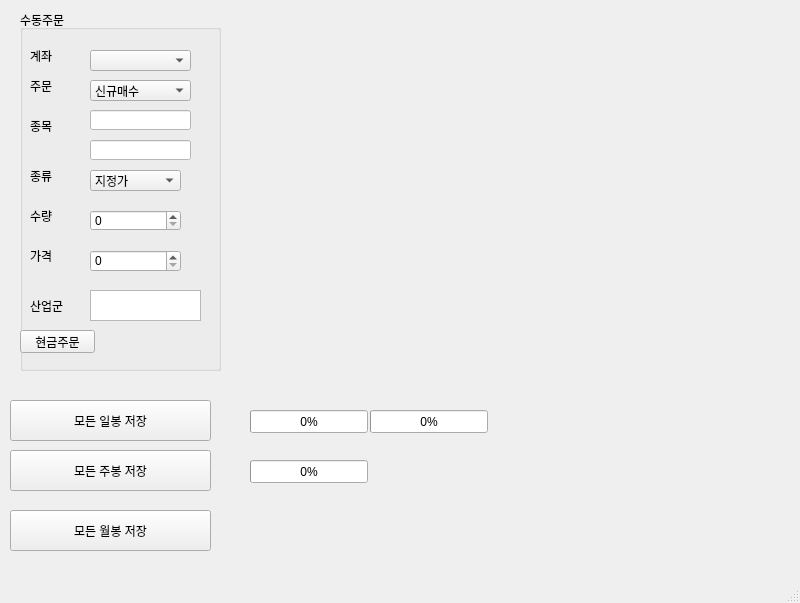
Old version of the form trader.ui in the repository kakaTalk/kiwoom.
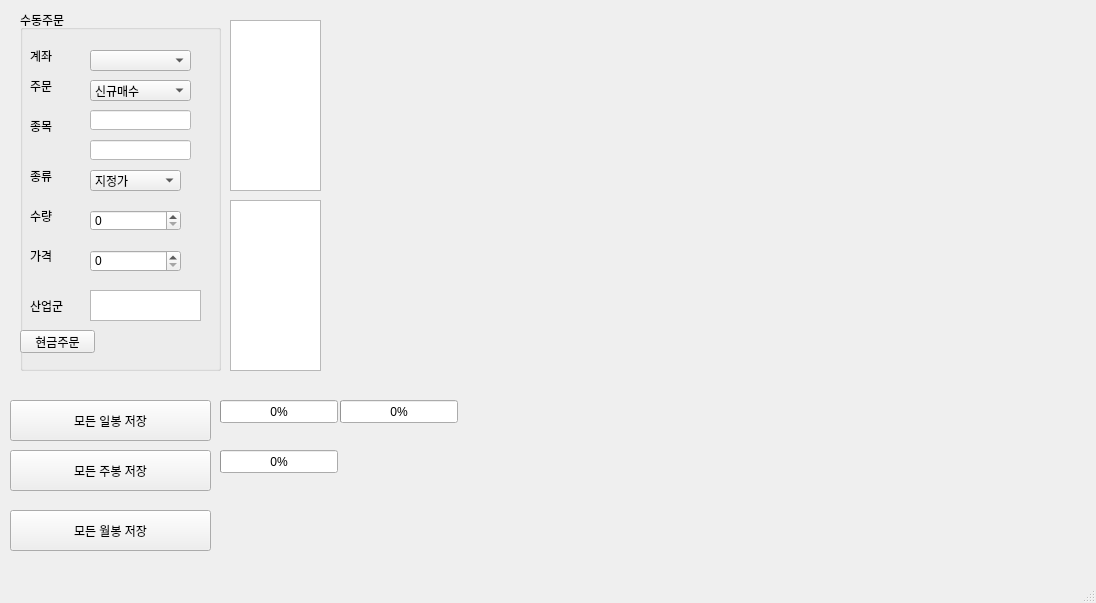
New version of the form.

```diff
--- a/trader.ui
+++ b/trader.ui
@@ -6,7 +6,7 @@
    <rect>
     <x>0</x>
     <y>0</y>
-    <width>800</width>
+    <width>1096</width>
     <height>603</height>
    </rect>
   </property>
@@ -301,8 +301,8 @@
    <widget class="QProgressBar" name="progressBar">
     <property name="geometry">
      <rect>
-      <x>250</x>
-      <y>410</y>
+      <x>220</x>
+      <y>400</y>
       <width>118</width>
       <height>23</height>
      </rect>
@@ -317,8 +317,8 @@
    <widget class="QProgressBar" name="progressBar_2">
     <property name="geometry">
      <rect>
-      <x>370</x>
-      <y>410</y>
+      <x>340</x>
+      <y>400</y>
       <width>118</width>
       <height>23</height>
      </rect>
@@ -333,8 +333,8 @@
    <widget class="QProgressBar" name="progressBar_3">
     <property name="geometry">
      <rect>
-      <x>250</x>
-      <y>460</y>
+      <x>220</x>
+      <y>450</y>
       <width>118</width>
       <height>23</height>
      </rect>
@@ -346,6 +346,43 @@
      <number>0</number>
     </property>
    </widget>
+   <widget class="QListView" name="hoga_list_view">
+    <property name="enabled">
+     <bool>true</bool>
+    </property>
+    <property name="geometry">
+     <rect>
+      <x>230</x>
+      <y>20</y>
+      <width>91</width>
+      <height>171</height>
+     </rect>
+    </property>
+   </widget>
+   <widget class="QWidget" name="verticalLayoutWidget">
+    <property name="geometry">
+     <rect>
+      <x>340</x>
+      <y>20</y>
+      <width>731</width>
+      <height>371</height>
+     </rect>
+    </property>
+    <layout class="QVBoxLayout" name="verticalLayout"/>
+   </widget>
+   <widget class="QListView" name="hoga_list_view_2">
+    <property name="enabled">
+     <bool>true</bool>
+    </property>
+    <property name="geometry">
+     <rect>
+      <x>230</x>
+      <y>200</y>
+      <width>91</width>
+      <height>171</height>
+     </rect>
+    </property>
+   </widget>
   </widget>
   <widget class="QMenuBar" name="menubar">
    <property name="geometry">
```
Left out of the diff: 2 changed lines with no effect on the pictures.
